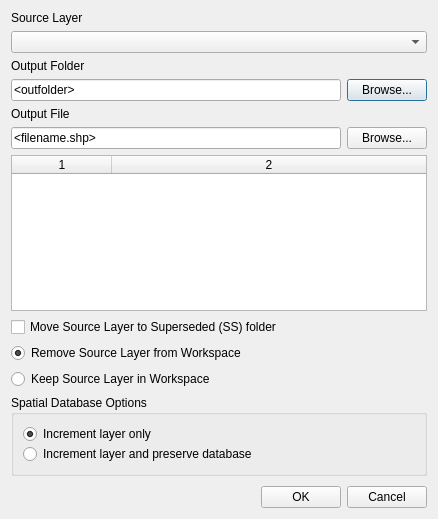
TUFLOW-Support/QGIS-TUFLOW-Plugin, file tuflow/forms/ui_tuflowqgis_increment.ui: the form before one commit.
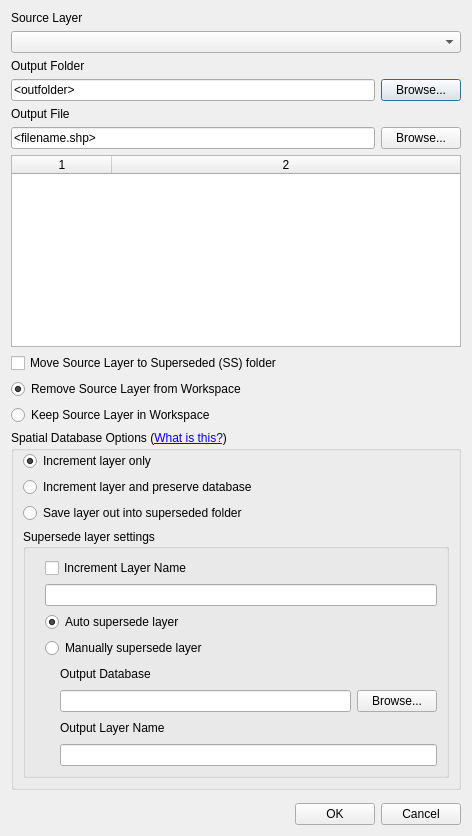
The form after the commit.

The edit to the form file:
```diff
--- a/tuflow/forms/ui_tuflowqgis_increment.ui
+++ b/tuflow/forms/ui_tuflowqgis_increment.ui
@@ -6,8 +6,8 @@
    <rect>
     <x>0</x>
     <y>0</y>
-    <width>438</width>
-    <height>519</height>
+    <width>472</width>
+    <height>836</height>
    </rect>
   </property>
   <property name="windowTitle">
@@ -17,6 +17,8 @@
    <item>
     <layout class="QVBoxLayout" name="verticalLayout">
      <item>
+      <layout class="QVBoxLayout" name="verticalLayout_5">
+       <item>
       <widget class="QLabel" name="label_1">
        <property name="text">
         <string>Source Layer</string>
@@ -65,8 +67,8 @@
       </widget>
      </item>
      <item>
-      <layout class="QGridLayout" name="gridLayout">
-       <item row="0" column="0">
+        <layout class="QHBoxLayout" name="horizontalLayout_7">
+         <item>
         <widget class="QLineEdit" name="outfilename">
          <property name="text">
           <string>&lt;filename.shp&gt;</string>
@@ -76,7 +78,7 @@
          </property>
         </widget>
        </item>
-       <item row="0" column="1">
+         <item>
         <widget class="QPushButton" name="browseoutfile">
          <property name="text">
           <string>Browse...</string>
@@ -86,8 +88,16 @@
          </property>
         </widget>
        </item>
-       <item row="1" column="0" colspan="2">
+        </layout>
+       </item>
+       <item>
         <widget class="QTableWidget" name="twTables">
+         <property name="sizePolicy">
+          <sizepolicy hsizetype="Expanding" vsizetype="Preferred">
+           <horstretch>0</horstretch>
+           <verstretch>0</verstretch>
+          </sizepolicy>
+         </property>
          <property name="columnCount">
           <number>2</number>
          </property>
@@ -143,12 +153,30 @@
       </widget>
      </item>
      <item>
+      <layout class="QVBoxLayout" name="verticalLayout_6">
+       <property name="spacing">
+        <number>0</number>
+       </property>
+       <item>
+        <widget class="QLabel" name="label_5">
+         <property name="text">
+          <string>&lt;html&gt;&lt;head/&gt;&lt;body&gt;&lt;p&gt;Spatial Database Options (&lt;a href=&quot;https://wiki.tuflow.com/index.php?title=QGIS_TUFLOW_Increment_Layer#Working_with_GPKG&quot;&gt;&lt;span style=&quot; text-decoration: underline; color:#0000ff;&quot;&gt;What is this?&lt;/span&gt;&lt;/a&gt;)&lt;/p&gt;&lt;/body&gt;&lt;/html&gt;</string>
+         </property>
+         <property name="openExternalLinks">
+          <bool>true</bool>
+         </property>
+        </widget>
+       </item>
+       <item>
       <widget class="QGroupBox" name="gbSpatialDatabaseOptions">
        <property name="title">
-        <string>Spatial Database Options</string>
+          <string/>
        </property>
        <layout class="QVBoxLayout" name="verticalLayout_3">
         <property name="spacing">
+           <number>6</number>
+          </property>
+          <property name="topMargin">
          <number>0</number>
         </property>
         <item>
@@ -191,8 +219,259 @@
           </item>
          </layout>
         </item>
-       </layout>
-      </widget>
+          <item>
+           <layout class="QHBoxLayout" name="horizontalLayout_4">
+            <item>
+             <widget class="QRadioButton" name="rbSaveLayerOut">
+              <property name="text">
+               <string>Save layer out into superseded folder</string>
+              </property>
+              <attribute name="buttonGroup">
+               <string notr="true">buttonGroup_2</string>
+              </attribute>
+             </widget>
+            </item>
+           </layout>
+          </item>
+          <item>
+           <widget class="QGroupBox" name="gbSSSettings">
+            <property name="title">
+             <string>Supersede layer settings</string>
+            </property>
+            <property name="alignment">
+             <set>Qt::AlignLeading|Qt::AlignLeft|Qt::AlignTop</set>
+            </property>
+            <layout class="QVBoxLayout" name="verticalLayout_4">
+             <property name="topMargin">
+              <number>9</number>
+             </property>
+             <item>
+              <layout class="QHBoxLayout" name="horizontalLayout_13">
+               <item>
+                <spacer name="horizontalSpacer_8">
+                 <property name="orientation">
+                  <enum>Qt::Horizontal</enum>
+                 </property>
+                 <property name="sizeType">
+                  <enum>QSizePolicy::Fixed</enum>
+                 </property>
+                 <property name="sizeHint" stdset="0">
+                  <size>
+                   <width>10</width>
+                   <height>0</height>
+                  </size>
+                 </property>
+                </spacer>
+               </item>
+               <item>
+                <widget class="QCheckBox" name="cbRenameLayer">
+                 <property name="text">
+                  <string>Increment Layer Name</string>
+                 </property>
+                </widget>
+               </item>
+              </layout>
+             </item>
+             <item>
+              <layout class="QHBoxLayout" name="horizontalLayout_14">
+               <item>
+                <spacer name="horizontalSpacer_9">
+                 <property name="orientation">
+                  <enum>Qt::Horizontal</enum>
+                 </property>
+                 <property name="sizeType">
+                  <enum>QSizePolicy::Fixed</enum>
+                 </property>
+                 <property name="sizeHint" stdset="0">
+                  <size>
+                   <width>10</width>
+                   <height>0</height>
+                  </size>
+                 </property>
+                </spacer>
+               </item>
+               <item>
+                <widget class="QLineEdit" name="leRenameLayer"/>
+               </item>
+              </layout>
+             </item>
+             <item>
+              <layout class="QHBoxLayout" name="horizontalLayout_11">
+               <item>
+                <spacer name="horizontalSpacer_6">
+                 <property name="orientation">
+                  <enum>Qt::Horizontal</enum>
+                 </property>
+                 <property name="sizeType">
+                  <enum>QSizePolicy::Fixed</enum>
+                 </property>
+                 <property name="sizeHint" stdset="0">
+                  <size>
+                   <width>10</width>
+                   <height>20</height>
+                  </size>
+                 </property>
+                </spacer>
+               </item>
+               <item>
+                <widget class="QRadioButton" name="rbAutoSSLayer">
+                 <property name="text">
+                  <string>Auto supersede layer</string>
+                 </property>
+                 <property name="checked">
+                  <bool>true</bool>
+                 </property>
+                 <attribute name="buttonGroup">
+                  <string notr="true">buttonGroup_3</string>
+                 </attribute>
+                </widget>
+               </item>
+              </layout>
+             </item>
+             <item>
+              <layout class="QHBoxLayout" name="horizontalLayout_12">
+               <item>
+                <spacer name="horizontalSpacer_7">
+                 <property name="orientation">
+                  <enum>Qt::Horizontal</enum>
+                 </property>
+                 <property name="sizeType">
+                  <enum>QSizePolicy::Fixed</enum>
+                 </property>
+                 <property name="sizeHint" stdset="0">
+                  <size>
+                   <width>10</width>
+                   <height>20</height>
+                  </size>
+                 </property>
+                </spacer>
+               </item>
+               <item>
+                <widget class="QRadioButton" name="rbManualSSLayer">
+                 <property name="text">
+                  <string>Manually supersede layer</string>
+                 </property>
+                 <attribute name="buttonGroup">
+                  <string notr="true">buttonGroup_3</string>
+                 </attribute>
+                </widget>
+               </item>
+              </layout>
+             </item>
+             <item>
+              <layout class="QHBoxLayout" name="horizontalLayout_9">
+               <item>
+                <spacer name="horizontalSpacer_4">
+                 <property name="orientation">
+                  <enum>Qt::Horizontal</enum>
+                 </property>
+                 <property name="sizeType">
+                  <enum>QSizePolicy::Fixed</enum>
+                 </property>
+                 <property name="sizeHint" stdset="0">
+                  <size>
+                   <width>25</width>
+                   <height>20</height>
+                  </size>
+                 </property>
+                </spacer>
+               </item>
+               <item>
+                <widget class="QLabel" name="label_3">
+                 <property name="text">
+                  <string>Output Database</string>
+                 </property>
+                </widget>
+               </item>
+              </layout>
+             </item>
+             <item>
+              <layout class="QHBoxLayout" name="horizontalLayout_5">
+               <item>
+                <spacer name="horizontalSpacer_2">
+                 <property name="orientation">
+                  <enum>Qt::Horizontal</enum>
+                 </property>
+                 <property name="sizeType">
+                  <enum>QSizePolicy::Fixed</enum>
+                 </property>
+                 <property name="sizeHint" stdset="0">
+                  <size>
+                   <width>25</width>
+                   <height>20</height>
+                  </size>
+                 </property>
+                </spacer>
+               </item>
+               <item>
+                <widget class="QLineEdit" name="leDiscardedDb"/>
+               </item>
+               <item>
+                <widget class="QPushButton" name="pbDiscardDb_browse">
+                 <property name="text">
+                  <string>Browse...</string>
+                 </property>
+                </widget>
+               </item>
+              </layout>
+             </item>
+             <item>
+              <layout class="QHBoxLayout" name="horizontalLayout_10">
+               <item>
+                <spacer name="horizontalSpacer_5">
+                 <property name="orientation">
+                  <enum>Qt::Horizontal</enum>
+                 </property>
+                 <property name="sizeType">
+                  <enum>QSizePolicy::Fixed</enum>
+                 </property>
+                 <property name="sizeHint" stdset="0">
+                  <size>
+                   <width>25</width>
+                   <height>20</height>
+                  </size>
+                 </property>
+                </spacer>
+               </item>
+               <item>
+                <widget class="QLabel" name="label_4">
+                 <property name="text">
+                  <string>Output Layer Name</string>
+                 </property>
+                </widget>
+               </item>
+              </layout>
+             </item>
+             <item>
+              <layout class="QHBoxLayout" name="horizontalLayout_8">
+               <item>
+                <spacer name="horizontalSpacer_3">
+                 <property name="orientation">
+                  <enum>Qt::Horizontal</enum>
+                 </property>
+                 <property name="sizeType">
+                  <enum>QSizePolicy::Fixed</enum>
+                 </property>
+                 <property name="sizeHint" stdset="0">
+                  <size>
+                   <width>25</width>
+                   <height>20</height>
+                  </size>
+                 </property>
+                </spacer>
+               </item>
+               <item>
+                <widget class="QLineEdit" name="leDiscardedLayer"/>
+               </item>
+              </layout>
+             </item>
+            </layout>
+           </widget>
+          </item>
+         </layout>
+        </widget>
+       </item>
+      </layout>
      </item>
      <item>
       <spacer name="verticalSpacer">
```
Left out of the diff: 1 changed line with no effect on the pictures. Lines whose indentation alone changed are shown as unchanged.
